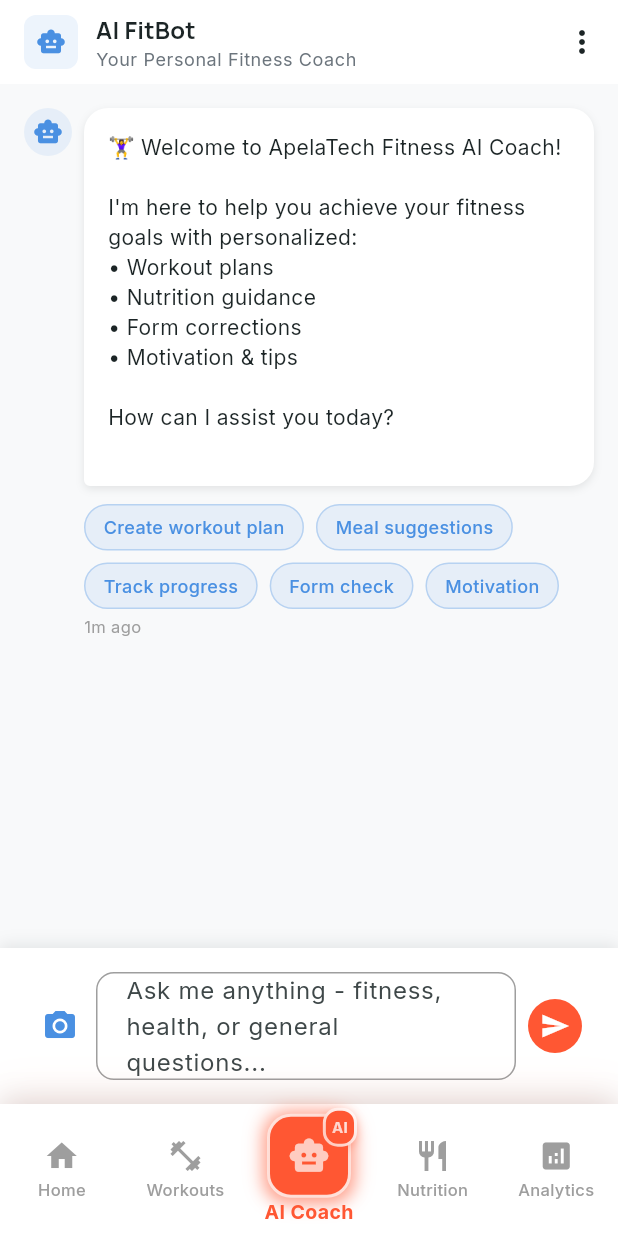
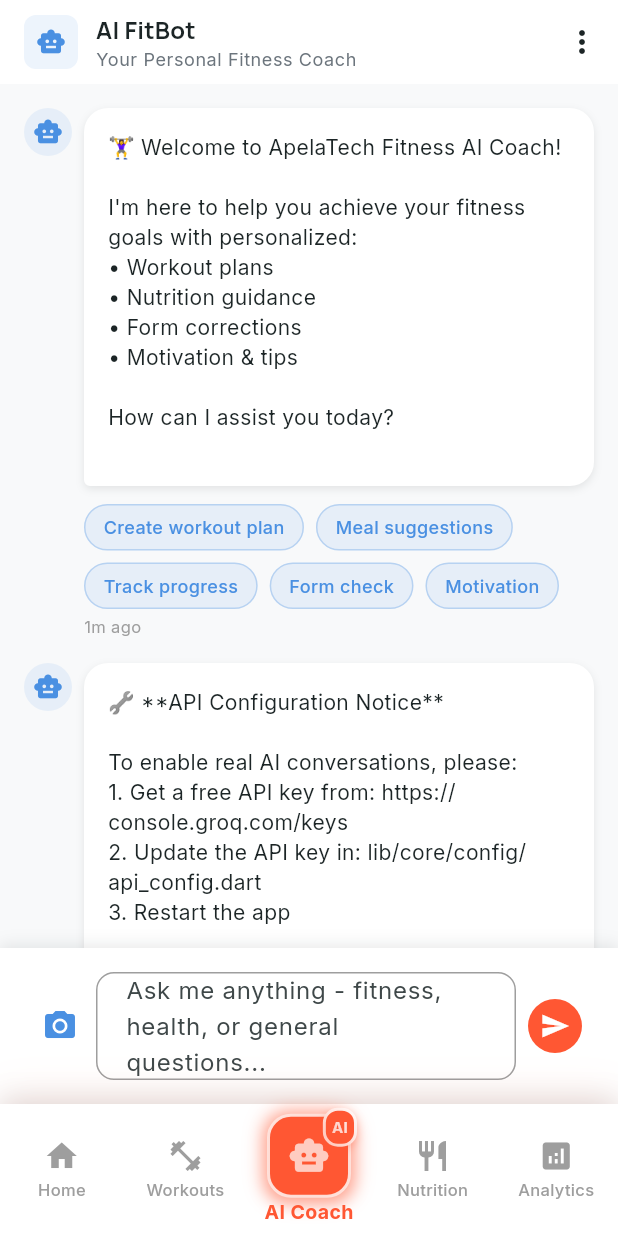
Before and after one commit to Apelatech/FitnessApp, a Flutter app: the screen it shows after launch, on a phone screen of 412 x 824 dp. Run offline on Flutter 3.47's test engine with Material 3 defaults, Android fonts, the phone set to English and light mode, and no system bars; our stand-ins replace animate_do, fl_chart, flutter_dotenv, google_fonts; statements that could not run were skipped.

Commit message:
Initial commit: ApelaTech Fitness - AI-Powered Fitness App
 Features:
- Complete Flutter app with Material Design 3
- AI FitBot powered by Groq API with Llama 3
- Environment variable configuration for secure API keys
- Analytics dashboard with FL Chart
- Workout tracking and exercise library
- Nutrition guidance and meal planning
- Progress monitoring with visual charts
- Enhanced navigation with fire orange highlights

 Tech Stack:
- Flutter 3.7+ with Dart
- Provider state management
- Groq API integration with fallback responses
- flutter_dotenv for environment configuration
- animate_do for smooth animations
- HTTP client with comprehensive error handling

 Design:
- Modern fitness tech aesthetic
- Jet Black, Fire Orange, Sky Blue color palette
- Manrope and Inter typography
- Responsive layouts with dark/light theme support

 Security:
- API keys managed via environment variables
- Secure .gitignore configuration
- Production-ready setup for deployment

```diff
--- /dev/null
+++ b/lib/core/config/api_config.dart
@@ -0,0 +1,20 @@
+import 'package:flutter_dotenv/flutter_dotenv.dart';
+
+class ApiConfig {
+  // Groq API configuration
+  // Get your API key from: https://console.groq.com/keys
+  static String get groqApiKey {
+    return dotenv.env['GROQ_API_KEY'] ?? 'YOUR_GROQ_API_KEY_HERE';
+  }
+
+  // Development flag to enable/disable real API calls
+  static bool get useRealApi {
+    return dotenv.env['USE_REAL_API']?.toLowerCase() == 'true';
+  }
+
+  // Validate if API key is properly configured
+  static bool get isApiKeyConfigured {
+    return groqApiKey.isNotEmpty &&
+           groqApiKey != 'YOUR_GROQ_API_KEY_HERE';
+  }
+}
--- a/pubspec.yaml
+++ b/pubspec.yaml
@@ -48,6 +48,9 @@ dependencies:
   http: ^1.1.2
   dio: ^5.4.0
 
+  # Environment Configuration
+  flutter_dotenv: ^5.1.0
+
   # Local Storage
   shared_preferences: ^2.2.2
 
@@ -89,6 +92,7 @@ flutter:
   # To add assets to your application, add an assets section, like this:
   assets:
     - assets/images/
+    - .env
 
   # An image asset can refer to one or more resolution-specific "variants", see
   # https://flutter.dev/to/resolution-aware-images
```
Also changed, not shown: lib/main.dart (+12 -1 lines), pubspec.lock, 2 other files.
